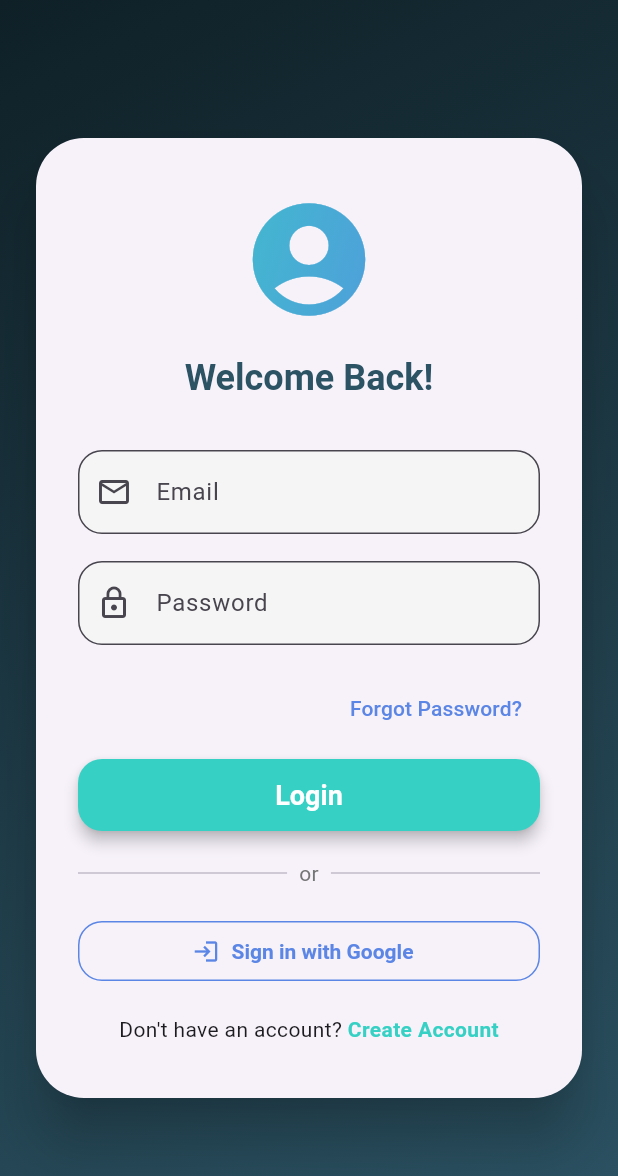
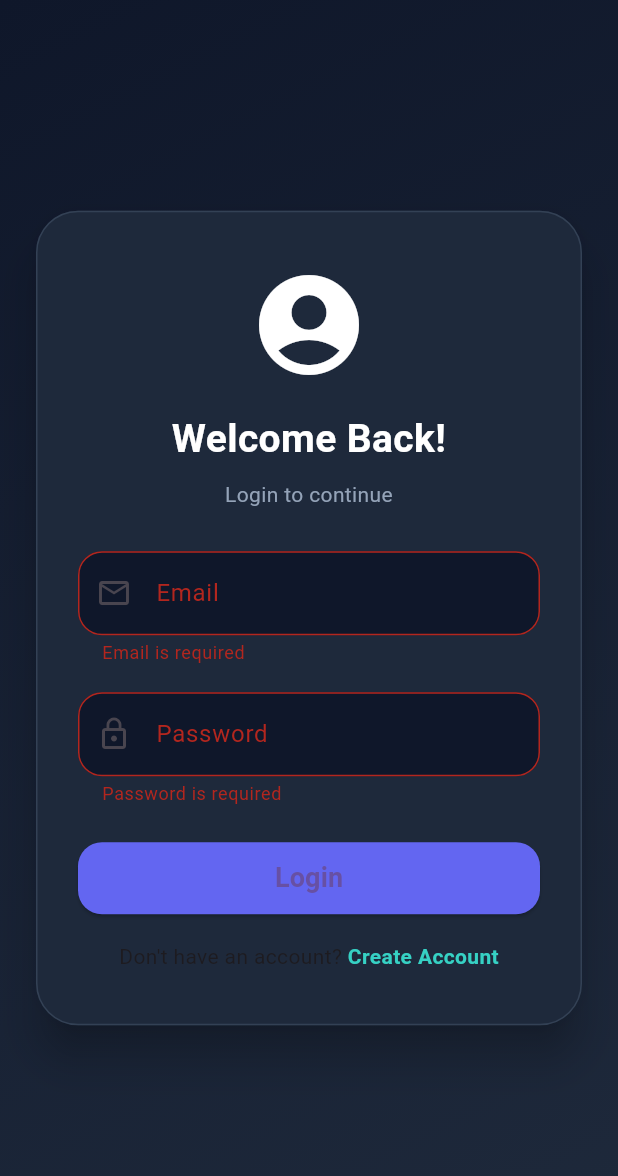
Before and after one commit to yasar-pathan/CivicWatch, a Flutter app: the LoginScreen screen opened directly, after a tap on "Login", on a phone screen of 412 x 824 dp. Shown: the top 1176 px of the screen. Run offline on Flutter 3.47's test engine with Material 3 defaults, Android fonts, the phone set to English and light mode, and no system bars; our stand-ins replace firebase_auth, firebase_core; accounts and stored records are empty.

Commit message:
Lab 4 & 5 - Implemented firebase authentication, Designed the dahsboard,Login and registration page and working authetication system using firebase

```diff
--- a/lib/views/authentication/login_screen.dart
+++ b/lib/views/authentication/login_screen.dart
@@ -1,154 +1,205 @@
+import 'package:civic_watch/views/authentication/register_screen.dart';
+import 'package:flutter/material.dart';
+import 'package:firebase_auth/firebase_auth.dart';
+import 'package:civic_watch/views/citizen/dashboard_screen.dart';
+import 'package:civic_watch/views/authentication/register_screen.dart'; // ✅ FIX 1
 
-import 'package:flutter/material.dart';
+class LoginScreen extends StatefulWidget {
+  const LoginScreen({super.key});
 
-class LoginScreen extends StatelessWidget {
-  const LoginScreen({super.key});
+  @override
+  State<LoginScreen> createState() => _LoginScreenState();
+}
+
+class _LoginScreenState extends State<LoginScreen> {
+  final _formKey = GlobalKey<FormState>();
+  final _emailController = TextEditingController();
+  final _passwordController = TextEditingController();
+
+  String? _firebaseError;
+  bool _isLoading = false;
+
+  @override
+  void dispose() {
+    // ✅ FIX 2 (important)
+    _emailController.dispose();
+    _passwordController.dispose();
+    super.dispose();
+  }
+
+  Future<void> _login() async {
+    setState(() {
+      _firebaseError = null;
+      _isLoading = true;
+    });
+
+    if (!_formKey.currentState!.validate()) {
+      setState(() => _isLoading = false);
+      return;
+    }
+
+    try {
+      await FirebaseAuth.instance.signInWithEmailAndPassword(
+        email: _emailController.text.trim(),
+        password: _passwordController.text.trim(),
+      );
+
+      if (!mounted) return;
+
+      Navigator.pushAndRemoveUntil(
+        context,
+        MaterialPageRoute(builder: (_) => const DashboardScreen()),
+        (_) => false,
+      );
+    } on FirebaseAuthException catch (e) {
+      if (!mounted) return;
+      setState(() => _firebaseError = e.message);
+    } catch (e) {
+      if (!mounted) return;
+      debugPrint("Login Error: $e");
+      setState(() => _firebaseError = 'Login failed: $e');
+    }
+
+    setState(() => _isLoading = false);
+  }
 
   @override
   Widget build(BuildContext context) {
     return Scaffold(
-      body: Container(
-        width: double.infinity,
-        height: double.infinity,
-        decoration: const BoxDecoration(
-          gradient: LinearGradient(
-            colors: [Color(0xFF0F2027), Color(0xFF2C5364)],
-            begin: Alignment.topLeft,
-            end: Alignment.bottomRight,
+      backgroundColor: const Color(0xFF0f172a),
+      body: Stack(
+        children: [
+          Positioned.fill(
+            child: CustomPaint(
+              painter: GradientBackgroundPainter(),
             ),
           ),
-        child: Center(
+          Center(
             child: SingleChildScrollView(
               child: Card(
-              elevation: 16,
+                color: const Color(0xFF1e293b),
+                elevation: 12,
+                margin: const EdgeInsets.symmetric(horizontal: 24),
                 shape: RoundedRectangleBorder(
-                borderRadius: BorderRadius.circular(32),
+                  borderRadius: BorderRadius.circular(28),
+                  side: const BorderSide(color: Color(0xFF334155)),
                 ),
-              margin: const EdgeInsets.symmetric(horizontal: 24),
                 child: Padding(
-                padding: const EdgeInsets.symmetric(horizontal: 28, vertical: 36),
+                  padding:
+                      const EdgeInsets.symmetric(horizontal: 28, vertical: 36),
+                  child: Form(
+                    key: _formKey,
                     child: Column(
-                  mainAxisSize: MainAxisSize.min,
                       crossAxisAlignment: CrossAxisAlignment.stretch,
                       children: [
-                    ShaderMask(
-                      shaderCallback: (Rect bounds) {
-                        return const LinearGradient(
-                          colors: [Color(0xFF36D1C4), Color(0xFF5B86E5)],
-                          begin: Alignment.topLeft,
-                          end: Alignment.bottomRight,
-                        ).createShader(bounds);
-                      },
-                      child: const Icon(
-                        Icons.account_circle,
-                        size: 90,
+                        const Icon(Icons.account_circle,
+                            size: 80, color: Colors.white),
+                        const SizedBox(height: 18),
+
+                        const Text(
+                          'Welcome Back!',
+                          textAlign: TextAlign.center,
+                          style: TextStyle(
+                            fontSize: 26,
+                            fontWeight: FontWeight.bold,
                             color: Colors.white,
                           ),
                         ),
-                    const SizedBox(height: 18),
-                    Text(
-                      'Welcome Back!',
+
+                        const SizedBox(height: 8),
+
+                        const Text(
+                          'Login to continue',
                           textAlign: TextAlign.center,
-                      style: Theme.of(context).textTheme.headlineSmall?.copyWith(
-                            fontWeight: FontWeight.bold,
-                            color: const Color(0xFF2C5364),
+                          style: TextStyle(color: Color(0xFF94a3b8)),
                         ),
-                    ),
-                    const SizedBox(height: 32),
-                    TextField(
-                      decoration: InputDecoration(
-                        labelText: 'Email',
-                        prefixIcon: const Icon(Icons.email_outlined),
-                        border: OutlineInputBorder(
-                          borderRadius: BorderRadius.circular(16),
-                        ),
-                        filled: true,
-                        fillColor: Colors.grey[100],
-                      ),
-                    ),
-                    const SizedBox(height: 18),
-                    TextField(
-                      obscureText: true,
-                      decoration: InputDecoration(
-                        labelText: 'Password',
-                        prefixIcon: const Icon(Icons.lock_outline),
-                        border: OutlineInputBorder(
-                          borderRadius: BorderRadius.circular(16),
-                        ),
-                        filled: true,
-                        fillColor: Colors.grey[100],
-                      ),
-                    ),
-                    const SizedBox(height: 18),
-                    Align(
-                      alignment: Alignment.centerRight,
-                      child: TextButton(
-                        onPressed: () {},
-                        child: const Text(
-                          'Forgot Password?',
-                          style: TextStyle(color: Color(0xFF5B86E5)),
+
+                        const SizedBox(height: 28),
+
+                        if (_firebaseError != null)
+                          Padding(
+                            padding: const EdgeInsets.only(bottom: 12),
+                            child: Text(
+                              _firebaseError!,
+                              textAlign: TextAlign.center,
+                              style: const TextStyle(
+                                color: Colors.redAccent,
                               ),
                             ),
                           ),
-                    const SizedBox(height: 10),
+
+                        TextFormField(
+                          controller: _emailController,
+                          style: const TextStyle(color: Color(0xFFf1f5f9)),
+                          decoration: _inputDecoration(
+                            'Email',
+                            Icons.email_outlined,
+                          ),
+                          validator: (v) =>
+                              v == null || v.isEmpty
+                                  ? 'Email is required'
+                                  : null,
+                        ),
+
+                        const SizedBox(height: 18),
+
+                        TextFormField(
+                          controller: _passwordController,
+                          obscureText: true,
+                          style: const TextStyle(color: Color(0xFFf1f5f9)),
+                          decoration: _inputDecoration(
+                            'Password',
+                            Icons.lock_outline,
+                          ),
+                          validator: (v) =>
+                              v == null || v.isEmpty
+                                  ? 'Password is required'
+                                  : null,
+                        ),
+
+                        const SizedBox(height: 24),
+
                         SizedBox(
                           height: 48,
                           child: ElevatedButton(
+                            onPressed: _isLoading ? null : _login,
                             style: ElevatedButton.styleFrom(
+                              backgroundColor:
+                                  const Color(0xFF6366f1),
                               shape: RoundedRectangleBorder(
                                 borderRadius: BorderRadius.circular(16),
                               ),
-                          backgroundColor: const Color(0xFF36D1C4),
-                          foregroundColor: Colors.white,
-                          textStyle: const TextStyle(
+                            ),
+                            child: _isLoading
+                                ? const CircularProgressIndicator(
+                                    color: Colors.white,
+                                  )
+                                : const Text(
+                                    'Login',
+                                    style: TextStyle(
+                                      fontSize: 18,
                                       fontWeight: FontWeight.bold,
-                            fontSize: 18,
-                          ),
-                          elevation: 4,
-                        ),
-                        onPressed: () {},
-                        child: const Text('Login'),
                                     ),
                                   ),
-                    const SizedBox(height: 18),
-                    Row(
-                      children: [
-                        const Expanded(
-                          child: Divider(thickness: 1.2),
-                        ),
-                        Padding(
-                          padding: const EdgeInsets.symmetric(horizontal: 8),
-                          child: Text(
-                            'or',
-                            style: TextStyle(color: Colors.grey[600]),
                           ),
                         ),
-                        const Expanded(
-                          child: Divider(thickness: 1.2),
-                        ),
-                      ],
-                    ),
+
                         const SizedBox(height: 18),
-                    OutlinedButton.icon(
-                      style: OutlinedButton.styleFrom(
-                        shape: RoundedRectangleBorder(
-                          borderRadius: BorderRadius.circular(16),
-                        ),
-                        side: const BorderSide(color: Color(0xFF5B86E5)),
-                        foregroundColor: const Color(0xFF5B86E5),
-                        textStyle: const TextStyle(fontWeight: FontWeight.bold),
-                      ),
-                      icon: const Icon(Icons.login),
-                      label: const Text('Sign in with Google'),
-                      onPressed: () {},
-                    ),
-                    const SizedBox(height: 18),
+
                         Row(
                           mainAxisAlignment: MainAxisAlignment.center,
                           children: [
                             const Text("Don't have an account? "),
                             GestureDetector(
-                          onTap: () {},
+                              onTap: () {
+                                Navigator.push(
+                                  context,
+                                  MaterialPageRoute(
+                                    builder: (_) =>
+                                        const RegisterScreen(),
+                                  ),
+                                );
+                              },
                               child: const Text(
                                 'Create Account',
                                 style: TextStyle(
@@ -166,6 +217,44 @@ class LoginScreen extends StatelessWidget {
               ),
             ),
           ),
+        ],
+      ),
+    );
+  }
+
+  InputDecoration _inputDecoration(String label, IconData icon) {
+    return InputDecoration(
+      labelText: label,
+      prefixIcon: Icon(icon),
+      filled: true,
+      fillColor: const Color(0xFF0f172a),
+      border: OutlineInputBorder(
+        borderRadius: BorderRadius.circular(16),
+      ),
     );
   }
 }
+
+// ---------------- BACKGROUND ----------------
+
+class GradientBackgroundPainter extends CustomPainter {
+  @override
+  void paint(Canvas canvas, Size size) {
+    final paint = Paint()
+      ..shader = const LinearGradient(
+        colors: [Color(0xFF0f172a), Color(0xFF1e293b)],
+        begin: Alignment.topLeft,
+        end: Alignment.bottomRight,
+      ).createShader(
+        Rect.fromLTWH(0, 0, size.width, size.height),
+      );
+
+    canvas.drawRect(
+      Rect.fromLTWH(0, 0, size.width, size.height),
+      paint,
+    );
+  }
+
+  @override
+  bool shouldRepaint(CustomPainter oldDelegate) => false;
+}
--- a/pubspec.yaml
+++ b/pubspec.yaml
@@ -12,7 +12,8 @@ dependencies:
   provider: ^6.0.5
   http: ^1.2.0
   shared_preferences: ^2.2.2
-
+  firebase_core: ^2.27.0
+  firebase_auth: ^4.17.4
 
   cupertino_icons: ^1.0.8
 
```
Also changed, not shown: lib/main.dart (+26 -4 lines), lib/views/authentication/register_screen.dart (added, +317 -0 lines), lib/views/authentication/splash_screen.dart (+11 -4 lines), lib/views/citizen/dashboard_screen.dart (+54 -0 lines), pubspec.lock, 6 other files. Lines whose indentation alone changed are shown as unchanged.
